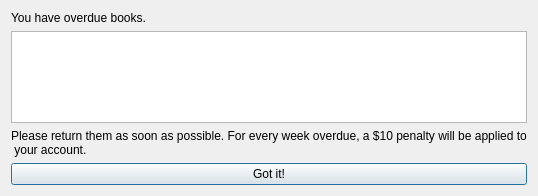
Above: NewWindowChur/overdue.ui from jandrealyn/LibraryQtSystem before the change. Below: the same form after it.
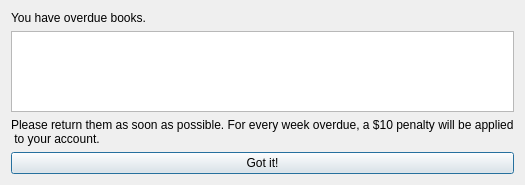
That is the form after the change.

Commit message: Overdue fixed, users current books added

```diff
--- a/NewWindowChur/overdue.ui
+++ b/NewWindowChur/overdue.ui
@@ -7,7 +7,7 @@
     <x>0</x>
     <y>0</y>
     <width>486</width>
-    <height>196</height>
+    <height>185</height>
    </rect>
   </property>
   <property name="windowTitle">
@@ -32,8 +32,8 @@
      <item>
       <widget class="QLabel" name="label_2">
        <property name="text">
-        <string>Please return them as soon as possible. For every week overdue, a $10 penalty will be applied to
- your account.</string>
+        <string>Please return them as soon as possible. For every week overdue, a $10 penalty will be applied
+ to your account.</string>
        </property>
       </widget>
      </item>
```
The commit also changes 11 other files.
